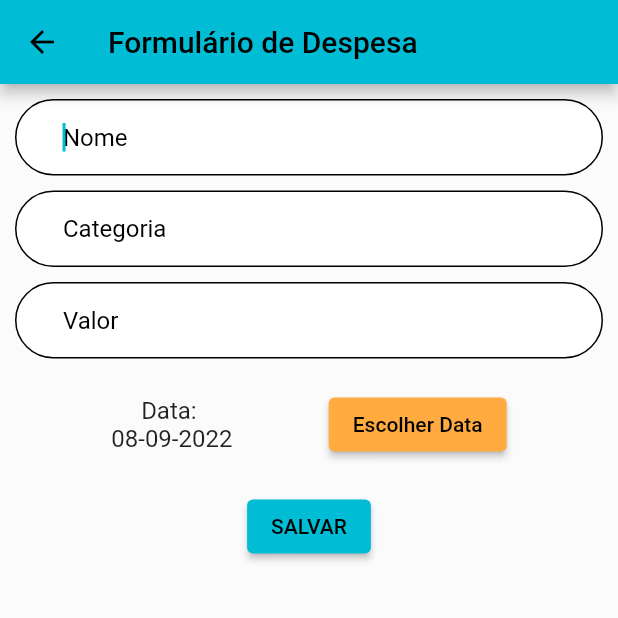
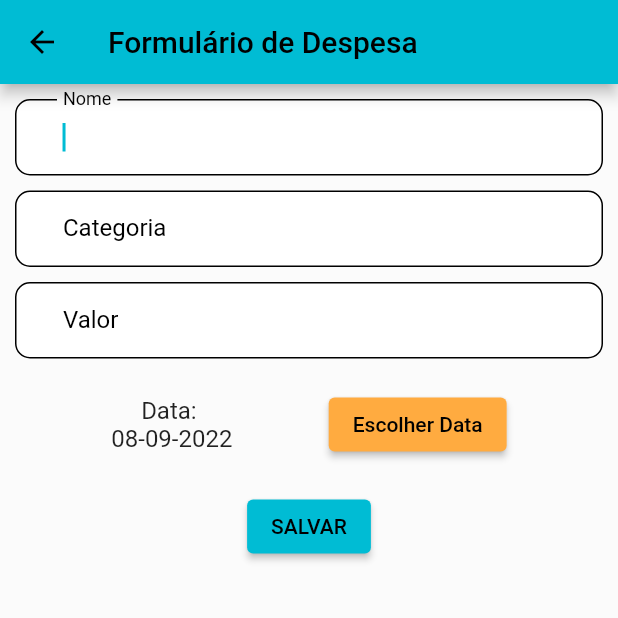
Before and after one commit to SinumFinan/DevOps, a Flutter app: the DespesaForm screen opened directly, on a phone screen of 412 x 824 dp, the top half of it. Run offline on Flutter 3.47's test engine with Material 2 defaults, Android fonts, the light colour scheme and no system bars; our stand-ins replace cloud_firestore, firebase_auth, firebase_core; accounts and stored records are empty.

Commit message:
hinttext e layout texfields

```diff
--- a/lib/cadastro.dart
+++ b/lib/cadastro.dart
@@ -174,7 +174,7 @@ class _CadastroState extends State<Cadastro> {
                     onPrimary: Colors.white,
                     padding: EdgeInsets.fromLTRB(32, 16, 32, 16),
                     shape: RoundedRectangleBorder(
-                      borderRadius: BorderRadius.circular(32),
+                      borderRadius: BorderRadius.circular(10),
                     ),
                   ),
                   onPressed: () {
--- a/lib/login.dart
+++ b/lib/login.dart
@@ -156,7 +156,7 @@ class _LoginState extends State<Login> {
                     onPrimary: Colors.white,
                     padding: EdgeInsets.fromLTRB(32, 16, 32, 16),
                     shape: RoundedRectangleBorder(
-                      borderRadius: BorderRadius.circular(32),
+                      borderRadius: BorderRadius.circular(10),
                     ),
                   ),
                   onPressed: () {
--- a/lib/main.dart
+++ b/lib/main.dart
@@ -25,9 +25,9 @@ class MyApp extends StatelessWidget {
         primarySwatch: Colors.cyan,
         inputDecorationTheme: InputDecorationTheme(
           enabledBorder:
-          OutlineInputBorder(borderSide: const BorderSide(color: Colors.black), borderRadius: BorderRadius.circular(32)),
+          OutlineInputBorder(borderSide: const BorderSide(color: Colors.black), borderRadius: BorderRadius.circular(10)),
           focusedBorder:
-          OutlineInputBorder(borderSide: const BorderSide(color: Colors.black), borderRadius: BorderRadius.circular(32)),
+          OutlineInputBorder(borderSide: const BorderSide(color: Colors.black), borderRadius: BorderRadius.circular(10)),
           hintStyle: const TextStyle(color: Colors.black),
         ),
       ),
--- a/lib/models/chart-bar.dart
+++ b/lib/models/chart-bar.dart
@@ -22,7 +22,7 @@ class ChartBar extends StatelessWidget {
           height: 20,
           child: Text(
             _getCurrency(value!),
-            style: TextStyle(fontSize: 11),
+            style: TextStyle(fontSize: 9),
           ),
         ),
         const SizedBox(
--- a/lib/views/modal_inclui_despesa.dart
+++ b/lib/views/modal_inclui_despesa.dart
@@ -49,10 +49,10 @@ class _DespesaFormState extends State<DespesaForm> {
   Widget build(BuildContext context) {
     return Scaffold(
       appBar: AppBar(
-        title: Text('Formulário de Despesa'),
+        title: const Text('Formulário de Despesa'),
       ),
       body: Container(
-        padding: EdgeInsets.all(10),
+        padding: const EdgeInsets.all(10),
         color: Colors.white24,
         child: Column(
           children: [
@@ -60,43 +60,51 @@ class _DespesaFormState extends State<DespesaForm> {
               controller: _controllerTitle,
               autofocus: true,
               keyboardType: TextInputType.text,
-              decoration: InputDecoration(
+              decoration: const InputDecoration(
                 contentPadding: EdgeInsets.fromLTRB(32, 16, 32, 16),
-                hintText: 'Nome',
+                labelText: 'Nome',
+                labelStyle: TextStyle(color: Colors.black),
+                //hintText: 'Nome',
                 filled: true,
                 fillColor: Colors.white,
                 border: OutlineInputBorder(borderRadius: BorderRadius.zero),
               ),
             ),
-            SizedBox(
+            const SizedBox(
               height: 10,
             ),
             TextField(
               controller: _controllerCategory,
               keyboardType: TextInputType.text,
-              decoration: InputDecoration(
+              decoration: const InputDecoration(
                 contentPadding: EdgeInsets.fromLTRB(32, 16, 32, 16),
-                hintText: 'Categoria',
+                labelText: 'Categoria',
+                labelStyle: TextStyle(color: Colors.black),
+                //hintText: 'Categoria',
                 filled: true,
                 fillColor: Colors.white,
                 border: OutlineInputBorder(borderRadius: BorderRadius.zero),
               ),
             ),
-            SizedBox(
+            const SizedBox(
               height: 10,
             ),
             TextField(
               controller: _controllerPrice,
-              keyboardType: TextInputType.number,
-              decoration: InputDecoration(
+              decoration: const InputDecoration(
                 contentPadding: EdgeInsets.fromLTRB(32, 16, 32, 16),
-                hintText: 'Valor',
+                labelText: 'Valor',
+                labelStyle: TextStyle(color: Colors.black),
+                hintText: 'Utilizar ponto, ex: R\$ 50.25',
+                hintStyle: TextStyle(color: Colors.grey, fontSize: 14),
                 filled: true,
                 fillColor: Colors.white,
                 border: OutlineInputBorder(borderRadius: BorderRadius.zero),
+                prefixText: 'R\$ ',
+                prefixStyle: TextStyle(color: Colors.black),
               ),
             ),
-            SizedBox(
+            const SizedBox(
               height: 20,
             ),
             Row(
@@ -106,11 +114,11 @@ class _DespesaFormState extends State<DespesaForm> {
                   children: [
                     Text(
                       dataText,
-                      style: TextStyle(fontSize: 16),
+                      style: const TextStyle(fontSize: 16),
                     ),
                     Text(
                       DateFormat('dd-MM-yyyy').format(_dataValue),
-                      style: TextStyle(fontSize: 16),
+                      style: const TextStyle(fontSize: 16),
                     ),
                   ],
                 ),
@@ -130,11 +138,11 @@ class _DespesaFormState extends State<DespesaForm> {
                       });
                     });
                   },
-                  child: Text('Escolher Data'),
+                  child: const Text('Escolher Data'),
                 ),
               ],
             ),
-            SizedBox(
+            const SizedBox(
               height: 20,
             ),
             ElevatedButton(
@@ -148,7 +156,7 @@ class _DespesaFormState extends State<DespesaForm> {
                 _dataValue = DateTime.now();
                 Navigator.pop(context);
               },
-              child: Text('SALVAR'),
+              child: const Text('SALVAR'),
             ),
           ],
         ),
```
Also changed, not shown: lib/views/modal_altera_despesa.dart (+12 -4 lines), lib/views/modal_altera_receita.dart (+12 -3 lines), lib/views/modal_inclui_receita.dart (+19 -10 lines).
